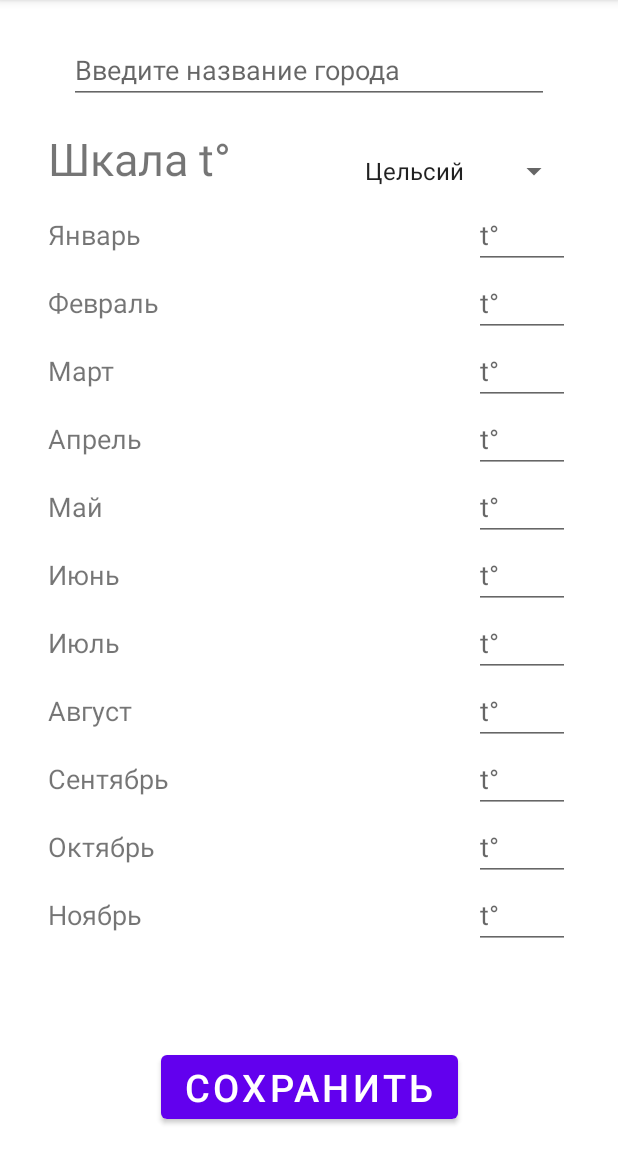
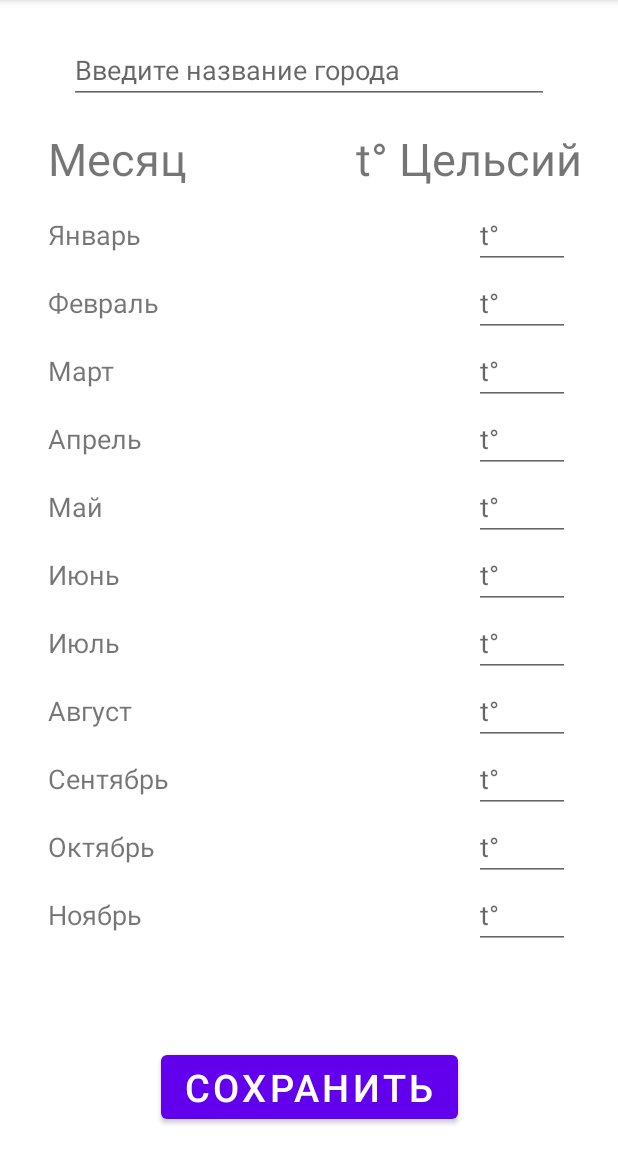
Before and after one commit to TempalovVictor/Weather, an Android app: the fragment DetailCityFragment placed in its activity, after a tap on "СОХРАНИТЬ", on a phone screen of 412 x 824 dp, the part 84-1236 px from its top. Run offline under Robolectric (Android 15) with nearby library versions, the phone set to English and light mode, and no system bars.

Commit message:
clean comments

```diff
--- a/app/src/main/java/com/tempvic/weather/dataUsage/DetailCityAdapter.java
+++ b/app/src/main/java/com/tempvic/weather/dataUsage/DetailCityAdapter.java
@@ -1,7 +1,5 @@
 package com.tempvic.weather.dataUsage;
 
-import android.graphics.Color;
-import android.view.View;
 import android.view.ViewGroup;
 import android.widget.EditText;
 import android.widget.TextView;
@@ -51,25 +49,7 @@ public class DetailCityAdapter extends SimpleListAdapter {
             DetailCityItem item = (DetailCityItem) getItems().get(position);
             monthNameView.setText(item.getMonth());
             monthTempView.setText(item.getTemperature());
-
-/*            holder.itemView.setOnClickListener(new View.OnClickListener() {
-                @Override
-                public void onClick(View v) {
-
-                    DetailCityItem item = (DetailCityItem) getItems().get(position);
-                    ArrayList<IBaseListItem> items = getItems();
-                    for (int i = 0; i < items.size(); i++) {
-                        if (item.isSelected = false) {
-                            v.setBackgroundColor(Color.TRANSPARENT);
-                        } else {
-                            v.setBackgroundColor(Color.LTGRAY);
-                            item.isSelected = false;
-                        }
-                    }
-                }
-            });*/
-        }
-        else {
+        } else {
             throw new IllegalStateException("Define new layout Id");
         }
     }
--- a/app/src/main/java/com/tempvic/weather/dataUsage/DetailCityItem.java
+++ b/app/src/main/java/com/tempvic/weather/dataUsage/DetailCityItem.java
@@ -3,7 +3,7 @@ package com.tempvic.weather.dataUsage;
 import com.tempvic.weather.IDetailCityItemCallback;
 import com.tempvic.weather.R;
 
-public class DetailCityItem implements IBaseListItem{
+public class DetailCityItem implements IBaseListItem {
 
     IDetailCityItemCallback iDetailCityItemInterface;
     String month;
--- a/app/src/main/java/com/tempvic/weather/dataUsage/DetailCityViewHolder.java
+++ b/app/src/main/java/com/tempvic/weather/dataUsage/DetailCityViewHolder.java
@@ -9,7 +9,7 @@ import androidx.recyclerview.widget.RecyclerView;
 
 import com.tempvic.weather.R;
 
-public class DetailCityViewHolder extends RecyclerView.ViewHolder{
+public class DetailCityViewHolder extends RecyclerView.ViewHolder {
 
     TextView monthNameView;
     EditText monthTempView;
@@ -20,8 +20,4 @@ public class DetailCityViewHolder extends RecyclerView.ViewHolder{
         monthNameView = itemView.findViewById(R.id.tv_month_name);
         monthTempView = itemView.findViewById(R.id.et_month_temp);
     }
-
-/*    void bind(String listIndex) {
-        monthTempView.setText(String.valueOf(listIndex));
-    }*/
 }
--- a/app/src/main/java/com/tempvic/weather/fragments/CityListFragment.java
+++ b/app/src/main/java/com/tempvic/weather/fragments/CityListFragment.java
@@ -27,6 +27,7 @@ public class CityListFragment extends Fragment {
     public View onCreateView(@NonNull LayoutInflater inflater, @Nullable ViewGroup container, @Nullable Bundle savedInstanceState) {
         return inflater.inflate(R.layout.fragment_city_list, container, false);
     }
+
     @Override
     public void onViewCreated(@NonNull View view, @Nullable Bundle savedInstanceState) {
         super.onViewCreated(view, savedInstanceState);
@@ -36,7 +37,7 @@ public class CityListFragment extends Fragment {
         recyclerView.setLayoutManager(new LinearLayoutManager(getContext()));
         recyclerView.setAdapter(adapter);
 
-        MainApplication.database.citiesInfoDao().deleteAllData();
+        //MainApplication.database.citiesInfoDao().deleteAllData();
         new DatabaseHelper().fetchData();
         List<CitiesInfoTable> units = MainApplication.database.citiesInfoDao().getAll();
 
--- a/app/src/main/java/com/tempvic/weather/fragments/DetailCityFragment.java
+++ b/app/src/main/java/com/tempvic/weather/fragments/DetailCityFragment.java
@@ -4,12 +4,8 @@ import android.os.Bundle;
 import android.view.LayoutInflater;
 import android.view.View;
 import android.view.ViewGroup;
-import android.widget.AdapterView;
-import android.widget.ArrayAdapter;
 import android.widget.Button;
 import android.widget.EditText;
-import android.widget.Spinner;
-import android.widget.TextView;
 import android.widget.Toast;
 
 import androidx.annotation.NonNull;
@@ -18,38 +14,21 @@ import androidx.fragment.app.Fragment;
 import androidx.recyclerview.widget.LinearLayoutManager;
 import androidx.recyclerview.widget.RecyclerView;
 
-import com.tempvic.weather.DatabaseHelper;
 import com.tempvic.weather.MainApplication;
 import com.tempvic.weather.R;
-import com.tempvic.weather.dataUsage.CityItem;
 import com.tempvic.weather.dataUsage.DetailCityAdapter;
 import com.tempvic.weather.dataUsage.DetailCityItem;
 import com.tempvic.weather.database.CitiesInfoTable;
 
 import java.util.ArrayList;
-import java.util.HashMap;
 import java.util.List;
 
 public class DetailCityFragment extends Fragment {
-
-    //private RecyclerView tempList;
-    //String[] month = getResources().getStringArray(R.array.month);
 
     @Nullable
     @Override
     public View onCreateView(@NonNull LayoutInflater inflater, @Nullable ViewGroup container, @Nullable Bundle savedInstanceState) {
         return inflater.inflate(R.layout.fragment_detail_city, container, false);
-
-        //View view = inflater.inflate(R.layout.fragment_detail_city, container, false);
-        //tempList = view.findViewById(R.id.rv_month_temp);
-        //tempList.setHasFixedSize(true);
-        //tempList.setLayoutManager(new LinearLayoutManager(view.getContext()));
-        //tempList.setAdapter(new DetailCityAdapter());
-        //return view;
-
-/*        for(int i = 0; i < month.length; i++) {
-            textStrings.append("Name[" + i + "]: "+ month[i] + "\n");
-        }*/
     }
 
     @Override
@@ -62,140 +41,106 @@ public class DetailCityFragment extends Fragment {
         recyclerView.setHasFixedSize(true);
         recyclerView.setAdapter(adapter);
 
-        //MainApplication.database.citiesInfoDao().deleteAllData();
-        //new DatabaseHelper().fetchData();
-        //List<CitiesInfoTable> units = MainApplication.database.citiesInfoDao().getAll();
         String[] month = getResources().getStringArray(R.array.month);
-
-/*        for (int i = 0; i < 12; i++) {
-            CitiesInfoTable table = units.get(i);
-            adapter.add(new DetailCityItem(month[i],table.getCityTemp()));
-        }*/
-
         for (int i = 0; i < 12; i++) {
             adapter.add(new DetailCityItem(month[i]));
         }
 
-        //String[] month = getResources().getStringArray(R.array.month);
-        //final int countOfMonth = 12;
+        Button button = view.findViewById(R.id.btn_save);
+        button.setOnClickListener(new View.OnClickListener() {
+            @Override
+            public void onClick(View v) {
 
-/*        TextView monthName = v.findViewById(R.id.tv_month_name);
-
-        for (String s : month) {
-            adapter.
-        }*/
-
-/*        HashMap<Integer, String> passportsAndNames = new HashMap<>();
-        String jun, feb, mar, apr, may, june, jul, aug, sep, oct, nov, dec;
-        EditText field1 = (EditText)view.findViewById(R.id.et_month_temp);
-
-        for (int i = 0; i < 12; i++) {
-
-        }*/
-
-        Button button = (Button) view.findViewById(R.id.btn_save);
-        button.setOnClickListener(new View.OnClickListener()
-        {
-            @Override
-            public void onClick(View v)
-            {
-                String[] temps  = new String[12];
-
-                Spinner spinner = view.findViewById(R.id.sp_temp_scale);
+                String[] temps = new String[12];
+                //Spinner spinner = view.findViewById(R.id.sp_temp_scale);
                 EditText editText = view.findViewById(R.id.et_city_name);
 
                 String cityName = editText.getText().toString();
-                String cityTempScale = spinner.getSelectedItem().toString();
+                //String cityTempScale = spinner.getSelectedItem().toString();
 
                 //CitiesInfoTable citiesInfoTable = new CitiesInfoTable(cityName);
+                List<CitiesInfoTable> units = MainApplication.database.citiesInfoDao().getAll();
 
-                for(int i = 0; i <recyclerView.getChildCount(); i++) {
-                    EditText et2 = recyclerView.getChildAt(i).findViewById(R.id.et_month_temp);
-                    String temperature = et2.getText().toString();
-                    temps[i] = temperature;
+                ArrayList<String> cities = new ArrayList<>();
+
+
+                for (int i = 0; i < units.size(); i++) {
+                    CitiesInfoTable table = units.get(i);
+                    String tableCityName = table.getCityName();
+                    cities.add(tableCityName);
                 }
 
-                CitiesInfoTable citiesInfoTable = new CitiesInfoTable(cityName,cityTempScale,
-                        temps[0],temps[1],temps[2],temps[3],temps[4],temps[5],temps[6],temps[7],
-                        temps[8],temps[9],temps[10],temps[11]);
-
-/*                Spinner spinner = view.findViewById(R.id.sp_temp_scale);
-                EditText tempEt = view.findViewById(R.id.et_month_temp);
-
-                EditText editText = view.findViewById(R.id.et_city_name);
-                String cityName = editText.getText().toString();
-                String cityTempScale = spinner.getSelectedItem().toString();
-                String cityTemp = editText.getText().toString();
-                CitiesInfoTable citiesInfoTable = new CitiesInfoTable(cityName,cityTempScale,cityTemp);*/
-
-
-/*                if(cityName != null) {
-                    newItems.add(new CitiesInfoTable(cityName));
-                } else {
+                if (cities.contains(cityName)) {
                     Toast toast = Toast.makeText(getContext(),
-                            "cityName - пустое", Toast.LENGTH_SHORT);
+                            "Ошибка! Город уже добавлен.", Toast.LENGTH_SHORT);
                     toast.show();
-                }*/
-                MainApplication.database.citiesInfoDao().insert(citiesInfoTable);
-            }
-        });
-
-        final Spinner tempScale = view.findViewById(R.id.sp_temp_scale);
-
-        ArrayAdapter<?> adapterScale =
-                ArrayAdapter.createFromResource(getContext(), R.array.scale_of_temp, android.R.layout.simple_spinner_item);
-        adapterScale.setDropDownViewResource(android.R.layout.simple_spinner_dropdown_item);
-
-        tempScale.setAdapter(adapterScale);
-
-        tempScale.setOnItemSelectedListener(new AdapterView.OnItemSelectedListener() {
-            @Override
-            public void onItemSelected(AdapterView<?> parentView, View selectedItemView, int position, long id) {
-                String[] choose = getResources().getStringArray(R.array.scale_of_temp);
-                String startScale = choose[position];
-/*                Toast toast = Toast.makeText(getContext(),
-                        "Ваш выбор: " + choose[position], Toast.LENGTH_SHORT);
-                toast.show();*/
-/*                if(startScale.equals(choose[position])){
+                } else if (cityName.equals("")) {
                     Toast toast = Toast.makeText(getContext(),
-                            "из одной в туже" + choose[position], Toast.LENGTH_SHORT);
-                    toast.show();
-                } else if (!startScale.equals(choose[position]))*/
-
-                if(choose[position].equals("Цельсий") && startScale.equals("Фаренгейт")) {
-                    Toast toast = Toast.makeText(getContext(),
-                            "из Ц в Ф" + choose[position], Toast.LENGTH_SHORT);
-                    toast.show();
-                } else if (choose[position].equals("Цельсий") && startScale.equals("Кельвин")) {
-                    Toast toast = Toast.makeText(getContext(),
-                            "из Ц в К" + choose[position], Toast.LENGTH_SHORT);
-                    toast.show();
-                } else if (choose[position].equals("Фаренгейт") && startScale.equals("Цельсий")) {
-                    Toast toast = Toast.makeText(getContext(),
-                            "из Ф в Ц" + choose[position], Toast.LENGTH_SHORT);
-                    toast.show();
-                } else if (choose[position].equals("Фаренгейт") && startScale.equals("Кельвин")) {
-                    Toast toast = Toast.makeText(getContext(),
-                            "из Ф в К" + choose[position], Toast.LENGTH_SHORT);
-                    toast.show();
-                } else if (choose[position].equals("Кельвин") && startScale.equals("Цельсий")) {
-                    Toast toast = Toast.makeText(getContext(),
-                            "из К в Ц" + choose[position], Toast.LENGTH_SHORT);
-                    toast.show();
-                }  else if (choose[position].equals("Кельвин") && startScale.equals("Фаренгейт")) {
-                    Toast toast = Toast.makeText(getContext(),
-                            "из К в Ф" + choose[position], Toast.LENGTH_SHORT);
+                            "Ошибка! Введите название города.", Toast.LENGTH_SHORT);
                     toast.show();
                 } else {
-                    Toast toast = Toast.makeText(getContext(),
-                            "из одной в туже" + choose[position], Toast.LENGTH_SHORT);
-                    toast.show();
+                    for (int i = 0; i < recyclerView.getChildCount(); i++) {
+                        EditText et2 = recyclerView.getChildAt(i).findViewById(R.id.et_month_temp);
+                        String temperature = et2.getText().toString();
+                        temps[i] = temperature;
+                    }
+
+                    boolean tempEmpty = false;
+
+                    for (String temp : temps) {
+                        if (temp == null || temp.isEmpty()) {
+                            Toast toast = Toast.makeText(getContext(),
+                                    "Ошибка! Заполните значения температур для каждового месяца.", Toast.LENGTH_SHORT);
+                            toast.show();
+                            tempEmpty = true;
+                            break;
+                        }
+                    }
+
+                    if (!tempEmpty) {
+                        CitiesInfoTable citiesInfoTable = new CitiesInfoTable(cityName,
+                                //cityTempScale,
+                                temps[0], temps[1], temps[2], temps[3], temps[4], temps[5], temps[6], temps[7],
+                                temps[8], temps[9], temps[10], temps[11]);
+
+                        MainApplication.database.citiesInfoDao().insert(citiesInfoTable);
+
+                        Toast toast = Toast.makeText(getContext(),
+                                "Город добавлен!", Toast.LENGTH_SHORT);
+                        toast.show();
+                    }
                 }
-            }
-
-            @Override
-            public void onNothingSelected(AdapterView<?> parentView) {
             }
         });
     }
+
+    public String celsiusToFahrenheit(double celsius) {
+        double convert = (celsius * 9 / 5) + 32;
+        return String.valueOf(convert);
+    }
+
+    public String celsiusToKelvin(double celsius) {
+        double convert = celsius + 273.15;
+        return String.valueOf(convert);
+    }
+
+    public String fahrenheitToCelsius(double fahrenheit) {
+        double convert = (fahrenheit - 32) * 5 / 9;
+        return String.valueOf(convert);
+    }
+
+    public String fahrenheitToKelvin(double fahrenheit) {
+        double convert = (fahrenheit - 32) * 5 / 9 + 273.15;
+        return String.valueOf(convert);
+    }
+
+    public String kelvinToCelsius(double kelvin) {
+        double convert = kelvin - 273.15;
+        return String.valueOf(convert);
+    }
+
+    public String kelvinToFahrenheit(double kelvin) {
+        double convert = (kelvin - 273.15) * 9 / 5 + 32;
+        return String.valueOf(convert);
+    }
 }
--- a/app/src/main/java/com/tempvic/weather/main/MainActivity.java
+++ b/app/src/main/java/com/tempvic/weather/main/MainActivity.java
@@ -23,19 +23,6 @@ public class MainActivity extends AppCompatActivity {
                 .add(R.id.container_fragment_root, new FilterFragment(), "FilterFragment")
                 .addToBackStack("FilterFragment")
                 .commit();
-
-/*        RecyclerView recyclerView = findViewById(R.id.rvListOfCity);
-        DataCityAdapter adapter = new DataCityAdapter();
-        recyclerView.setAdapter(adapter);
-
-        MainApplication.database.citiesInfoDao().deleteAllData();
-        new DatabaseHelper().fetchData();
-        List<CitiesInfoTable> units = MainApplication.database.citiesInfoDao().getAll();
-
-        for (int i = 0; i < units.size(); i++) {
-            CitiesInfoTable table = units.get(i);
-            adapter.add(new CityItem(table.getCityName()));
-        }*/
 
         Resources res = getResources();
         String[] month = res.getStringArray(R.array.month);
@@ -63,11 +50,9 @@ public class MainActivity extends AppCompatActivity {
 
     @Override
     public void onBackPressed() {
-        //super.onBackPressed();
         if (getSupportFragmentManager().getBackStackEntryCount() == 0 || getSupportFragmentManager().getBackStackEntryCount() == 1) {
             finish();
         } else {
-            //getSupportFragmentManager().popBackStack();
             super.onBackPressed();
         }
     }
--- a/app/src/main/res/layout/fragment_detail_city.xml
+++ b/app/src/main/res/layout/fragment_detail_city.xml
@@ -15,11 +15,11 @@
         android:layout_marginTop="24dp"
         android:ems="15"
         android:hint="@string/hint_enter_city"
+        android:importantForAutofill="no"
         android:inputType="textPersonName"
         app:layout_constraintEnd_toEndOf="parent"
         app:layout_constraintStart_toStartOf="parent"
-        app:layout_constraintTop_toTopOf="parent"
-        android:importantForAutofill="no"/>
+        app:layout_constraintTop_toTopOf="parent" />
 
     <TextView
         android:id="@+id/tv_temp_scale"
@@ -27,19 +27,21 @@
         android:layout_height="wrap_content"
         android:layout_marginStart="32dp"
         android:layout_marginTop="16dp"
-        android:text="@string/tv_temp_scale"
+        android:text="@string/month"
         android:textSize="30sp"
         app:layout_constraintStart_toStartOf="parent"
         app:layout_constraintTop_toBottomOf="@+id/et_city_name" />
 
-    <Spinner
-        android:id="@+id/sp_temp_scale"
+    <TextView
+        android:id="@+id/tv_celsiusScale"
         android:layout_width="wrap_content"
         android:layout_height="wrap_content"
-        android:layout_marginEnd="32dp"
+        android:layout_marginTop="16dp"
+        android:layout_marginEnd="24dp"
+        android:text="@string/temp_in_celsius"
         android:textSize="30sp"
-        app:layout_constraintBottom_toBottomOf="@+id/tv_temp_scale"
-        app:layout_constraintEnd_toEndOf="parent" />
+        app:layout_constraintEnd_toEndOf="parent"
+        app:layout_constraintTop_toBottomOf="@+id/et_city_name" />
 
     <androidx.recyclerview.widget.RecyclerView
         android:id="@+id/rv_month_temp"
--- a/app/src/main/res/layout/fragment_filter.xml
+++ b/app/src/main/res/layout/fragment_filter.xml
@@ -2,6 +2,7 @@
 <androidx.constraintlayout.widget.ConstraintLayout
     xmlns:android="http://schemas.android.com/apk/res/android"
     xmlns:app="http://schemas.android.com/apk/res-auto"
+    xmlns:tools="http://schemas.android.com/tools"
     android:id="@+id/cl_filter"
     android:background="@android:color/white"
     android:layout_width="match_parent"
@@ -153,4 +154,5 @@
         app:layout_constraintBottom_toBottomOf="parent"
         app:layout_constraintEnd_toEndOf="parent"
         app:layout_constraintStart_toStartOf="parent" />
+
 </androidx.constraintlayout.widget.ConstraintLayout>
--- a/app/src/main/res/values/strings.xml
+++ b/app/src/main/res/values/strings.xml
@@ -19,12 +19,16 @@
     <string name="tv_type_of_city">Тип города</string>
     <string name="btn_edit">Редактировать</string>
     <string name="tv_city_list">Список городов</string>
-    <string name="btn_add">Добавить</string>
     <string name="hint_enter_city">Введите название города</string>
     <string name="btn_save">Сохранить</string>
-    <string name="btn_delete">Удалить</string>
+    <string name="btn_add">ADD</string>
+    <string name="btn_edit_city_data">EDIT</string>
+    <string name="btn_delete">DEL</string>
+
     <string name="et_temp">t°</string>
     <string name="city_name_hint">Название города</string>
+    <string name="temp_in_celsius">t° Цельсий</string>
+    <string name="month">Месяц</string>
 
     <string-array name="seasons">
         <item>Зима</item>
```
Also changed, not shown: app/src/main/java/com/tempvic/weather/DatabaseHelper.java (+4 -4 lines), app/src/main/java/com/tempvic/weather/dataUsage/CityItem.java (+8 -0 lines), app/src/main/java/com/tempvic/weather/dataUsage/DataCityAdapter.java (+7 -12 lines), app/src/main/java/com/tempvic/weather/database/CitiesInfoTable.java (+22 -7 lines), app/src/main/res/layout/fragment_city_list.xml (+28 -19 lines).
